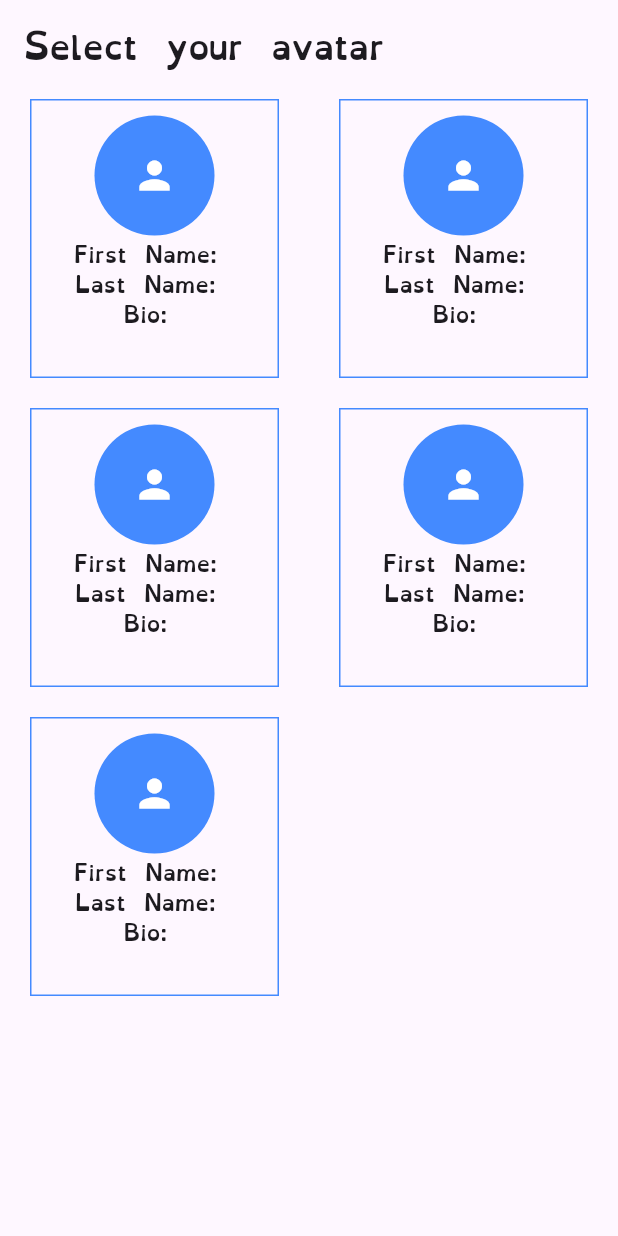
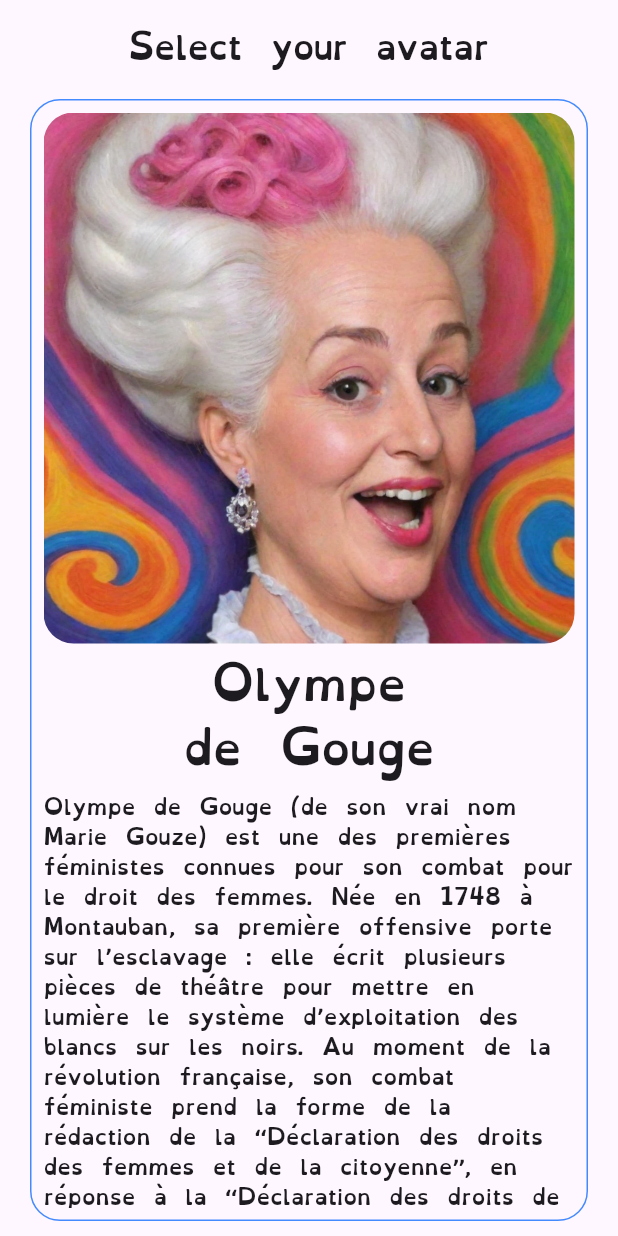
Before and after one commit to LucasLion/projetp, a Flutter app: the SelectAvatar screen opened directly, on a phone screen of 412 x 824 dp. Run offline on Flutter 3.47's test engine with Material 3 defaults, Android fonts, the phone set to English and light mode, and no system bars.

Commit message:
select avatar presque ok

```diff
--- a/lib/main.dart
+++ b/lib/main.dart
@@ -1,5 +1,6 @@
 import 'package:flutter/material.dart';
 import 'package:projetp/pages/level_map_page.dart';
+import 'package:projetp/pages/login_page.dart';
 
 void main() {
   runApp(const MyApp());
@@ -16,7 +17,7 @@
         fontFamily: 'OpenDyslexic3',
         primarySwatch: Colors.blue,
       ),
-      home: LevelMapPage(),
+      home: const LoginPage(),
     );
   }
 }
--- a/lib/pages/login_page.dart
+++ b/lib/pages/login_page.dart
@@ -29,7 +29,7 @@ class LoginPage extends StatelessWidget {
               Navigator.pushReplacement(
                   context,
                   MaterialPageRoute(
-                    builder: (context) => SelectAvatar(),
+                    builder: (context) => const SelectAvatar(),
                   ));
             },
             style: ElevatedButton.styleFrom(
--- a/lib/pages/select_avatar_page.dart
+++ b/lib/pages/select_avatar_page.dart
@@ -1,5 +1,6 @@
 import 'package:flutter/material.dart';
 import 'package:projetp/pages/level_map_page.dart';
+import 'package:projetp/utils/variables.dart';
 
 class SelectAvatar extends StatefulWidget {
   const SelectAvatar({super.key});
@@ -10,17 +11,39 @@ class SelectAvatar extends StatefulWidget {
   }
 }
 
-Widget avatarData() {
-  return const Column(
+class _SelectAvatar extends State<SelectAvatar> {
+  Widget avatarData(int index) {
+    return Container(
+      child: Column(
         children: [
-      Text("First Name: "),
-      Text("Last Name: "),
-      Text("Bio: "),
+          ClipRRect(
+              borderRadius: BorderRadius.circular(20),
+              child: AspectRatio(
+                  aspectRatio: 1 / 1,
+                  child: Image(
+                    image: AssetImage(avatarsData[index]![3]),
+                    fit: BoxFit.cover,
+                  ))),
+          Text(
+            avatarsData[index]![0],
+            style: const TextStyle(fontSize: 30),
+          ),
+          Padding(
+            padding: const EdgeInsets.only(bottom: 10.0),
+            child: Text(
+              avatarsData[index]![1],
+              style: const TextStyle(fontSize: 30),
+            ),
+          ),
+          Expanded(
+              child:
+                  SingleChildScrollView(child: Text(avatarsData[index]![2]))),
         ],
+      ),
     );
   }
 
-Widget avatarCart(BuildContext context) {
+  Widget avatarCart(BuildContext context, int index) {
     return InkWell(
       onTap: () {
         Navigator.pushReplacement(
@@ -30,42 +53,53 @@ Widget avatarCart(BuildContext context) {
             ));
       },
       child: Padding(
-      padding: const EdgeInsets.only(left: 20, right: 20, top: 10, bottom: 10),
+        padding:
+            const EdgeInsets.only(left: 20, right: 20, top: 10, bottom: 10),
         child: Container(
           decoration: BoxDecoration(
             border: Border.all(color: Colors.blueAccent),
+            borderRadius: BorderRadius.circular(20),
           ),
           child: Padding(
-          padding: const EdgeInsets.all(10.0),
-          child: Column(children: [
-            const CircleAvatar(
-              radius: 40,
-              backgroundColor: Colors.blueAccent,
-              child: Icon(Icons.person, size: 30, color: Colors.white),
-            ),
-            avatarData(),
-          ]),
+            padding: const EdgeInsets.all(8.0),
+            child: avatarData(index),
           ),
         ),
       ),
     );
   }
 
-class _SelectAvatar extends State<SelectAvatar> {
+// gros bug ici
   @override
   Widget build(BuildContext context) {
     return Scaffold(
       appBar: AppBar(
         title: const Text('Select your avatar'),
+        centerTitle: true,
       ),
-      body: GridView.builder(
-        gridDelegate: const SliverGridDelegateWithFixedCrossAxisCount(
-          crossAxisCount: 2,
+      body: LayoutBuilder(
+        builder: (context, constraints) {
+          if (constraints.maxWidth >= 1024) {
+            return Container(
+              width: MediaQuery.of(context).size.width,
+              height: MediaQuery.of(context).size.height,
+              child: ListView.builder(
+                itemCount: 5,
+                itemBuilder: (context, index) {
+                  return avatarCart(context, index);
+                },
               ),
+            );
+          } else {
+            return PageView.builder(
+              scrollDirection: Axis.horizontal,
               itemBuilder: (context, index) {
-          return avatarCart(context);
+                return avatarCart(context, index);
               },
               itemCount: 5,
+            );
+          }
+        },
       ),
     );
   }
--- a/lib/utils/levels.dart
+++ b/lib/utils/levels.dart
@@ -10,17 +10,12 @@ class Levels {
   levelSelection(BuildContext context, int levelNumber) {
     switch (levelNumber) {
       case 1:
-        print("Level 1");
         Navigator.pushReplacement(
           context,
           MaterialPageRoute(builder: (context) => const Level1()));
         break;
       case 2:
-        print("Level 2");
         break;
     }
   }
 }
-
-class Navitator {
-}
--- a/lib/utils/variables.dart
+++ b/lib/utils/variables.dart
@@ -1,3 +1,5 @@
+import 'package:flutter/material.dart';
+
 String currentLevelIcon =
     "assets/images/Basic_GUI_Bundle/Icons/Icon_Small_WhiteOutline_StarGrey.png";
 
@@ -15,3 +17,38 @@ String endIcon =
 
 String infoIcon =
     "assets/images/Basic_GUI_Bundle/Icons/Icon_Small_WhiteOutline_LookingGlass.png";
+
+
+  Map<int, List<dynamic>> avatarsData = {
+    0: [
+      "Olympe",
+      "de Gouge",
+      "Olympe de Gouge (de son vrai nom Marie Gouze) est une des premières féministes connues pour son combat pour le droit des femmes. Née en 1748 à Montauban, sa première offensive porte sur l’esclavage : elle écrit plusieurs pièces de théâtre pour mettre en lumière le système d’exploitation des blancs sur les noirs. Au moment de la révolution française, son combat féministe prend la forme de la rédaction de la “Déclaration des droits des femmes et de la citoyenne”, en réponse à la “Déclaration des droits de l’hommes et du citoyen” qui ne prend pas en compte le droit… de plus de la moitié de la population. Malheureusement au XVIIe siècle, il ne fait pas bon être anti-système, Olympe anti-Robespierre finira sa vie sous la lame d’une guillotine.",
+      "assets/images/olympe_de_gouge.png",
+    ],
+    1: [
+      "Hubertine",
+      "Auclert",
+      "Hubertine Auclert est née en 1848. Remarquée par Victor Hugo dont elle est une fervente admiratrice, cette militante et journaliste lance le journal “La Citoyenne” pour défendre ses idées. Elle se réapproprie le terme “féminisme”alors décrié, et mène un combat pour  les droits du mariage qu’elle trouve profondément injuste pour les femmes. Peu partisane de la stratégie des petits pas plébiscitée par certaines de ses contemporaines, elle préfère des actions politiques qui marquent les esprits, comme casser des urnes ou mettre le bazar lors des cérémonies de mariage au moment de la lecture de l'article affirmant que la femme doit 'soumission et obéissance'. Son mode d’action lui a valu le surnom de “la suffragette française”, dénomination normalement consacrée à la lutte pour le droit de vote des femmes menée de l’autre côté de la Manche, en Angleterre.",
+      "assets/images/hubertine_auclert.png",
+
+    ],
+    2: [
+      "Simone",
+      "Veil",
+      "Simone Veil (à ne pas confondre avec sa presque homonyme Simone Weil, philosophe également féministe) est notamment connue pour son combat pour l’avortement et est l’une des figures les plus populaires de  France. Ses mots, en 1974, devant l’Assemblée Nationale, restent gravés à jamais : “Je voudrais tout d'abord vous faire partager une conviction de femme, je m'excuse de le faire devant cette Assemblée presque exclusivement composée d'hommes : aucune femme ne recourt de gaieté de cœur à l'avortement. Il suffit d'écouter les femmes.” Simone Veil est aussi une rescapée des camps de concentration, a été Ministre en France et présidente du parlement Européen et est la 6e femme au Panthéon.",
+      "assets/images/simone_veil.png",
+    ],
+    3: [
+      "Simone",
+      "de Beauvoir",
+      "L’autrice de l’essai “Le deuxième sexe”, qui fait encore référence aujourd’hui comme un pilier de la littérature féministe, est née à Paris en 1908 dans une famille bourgeoise dont elle raconte l’adolescence dans son autobiographie : “Mémoire d’une jeune fille rangée”. Même si elle est avant tout connue pour être une intellectuelle de renom, elle n’en mène pas moins des combats politiques, notamment auprès de Gisèle Halimi et Elisabeth Badinter pour la reconnaissance des tortures faites aux femmes pendant la guerre d’Algérie.",
+      "assets/images/simone_de_beauvoir.png",
+    ],
+    4: [
+      "Angela",
+      "Davis",
+      "Angela Davis est une militante et icône du mouvement pour les droits civiques aux États-Unis. Ses prises de position radicales et communistes lui valent d’être renvoyée de son poste universitaire en 1970, sous l’ère Reagan. Si elle est d’abord connue pour ses luttes anti-racistes et anti-capitalistes, elle est également une fervente défenseuse du droit des femmes, de la communauté LGBT et de la convergence des luttes.",
+      "assets/images/angela_davis.png",
+    ],
+  };
--- a/pubspec.yaml
+++ b/pubspec.yaml
@@ -61,6 +61,7 @@ flutter:
 
   # To add assets to your application, add an assets section, like this:
   assets:
+    - assets/images/
     - assets/images/Basic_GUI_Bundle/Icons/
     - assets/images/Basic_GUI_Bundle/BoxesBanners/
   #   - images/a_dot_ham.jpeg
```
Also changed, not shown: lib/levels/level_1.dart (+5 -4 lines), lib/pages/level_map_page-old.dart (deleted, +0 -84 lines), lib/pages/level_map_page.dart (+17 -24 lines), lib/widgets/level_menu_button.dart (added, +19 -0 lines), assets/images/angela_davis.png (added), assets/images/hubertine_auclert.png (added), assets/images/olympe_de_gouge.png (added), assets/images/simone_de_beauvoir.png (added), assets/images/simone_veil.png (added). Lines whose indentation alone changed are shown as unchanged.
